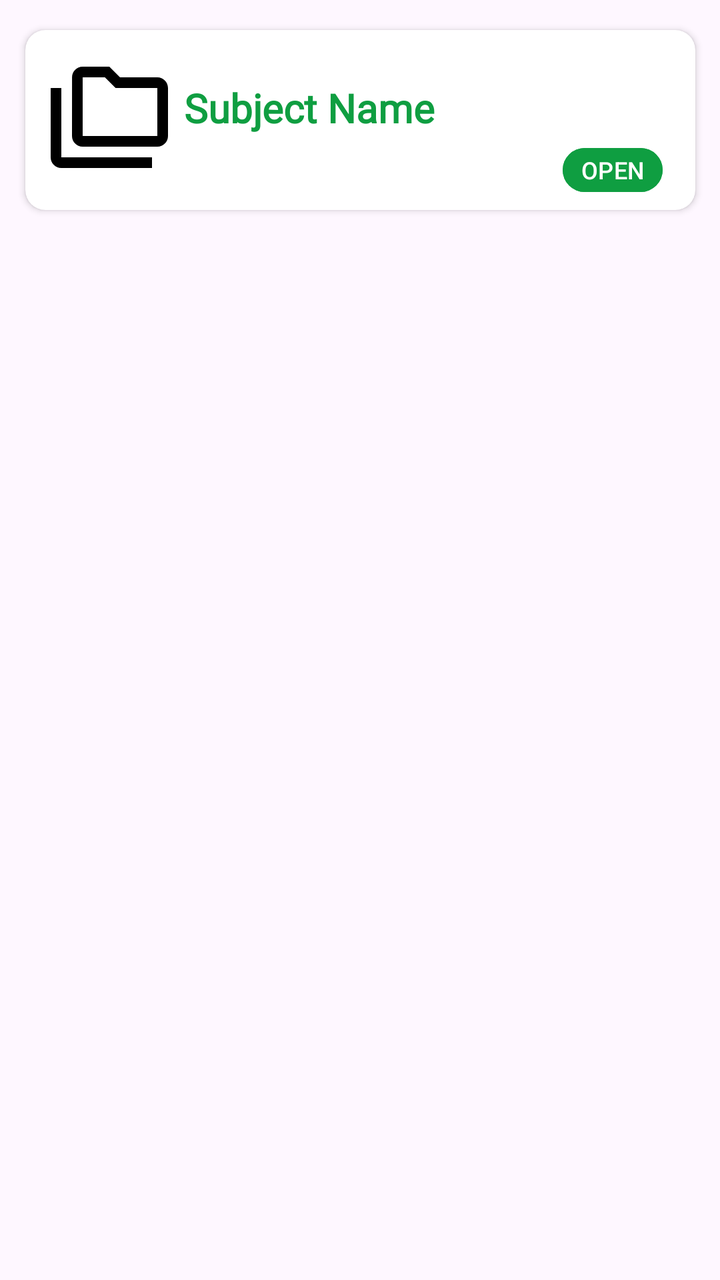
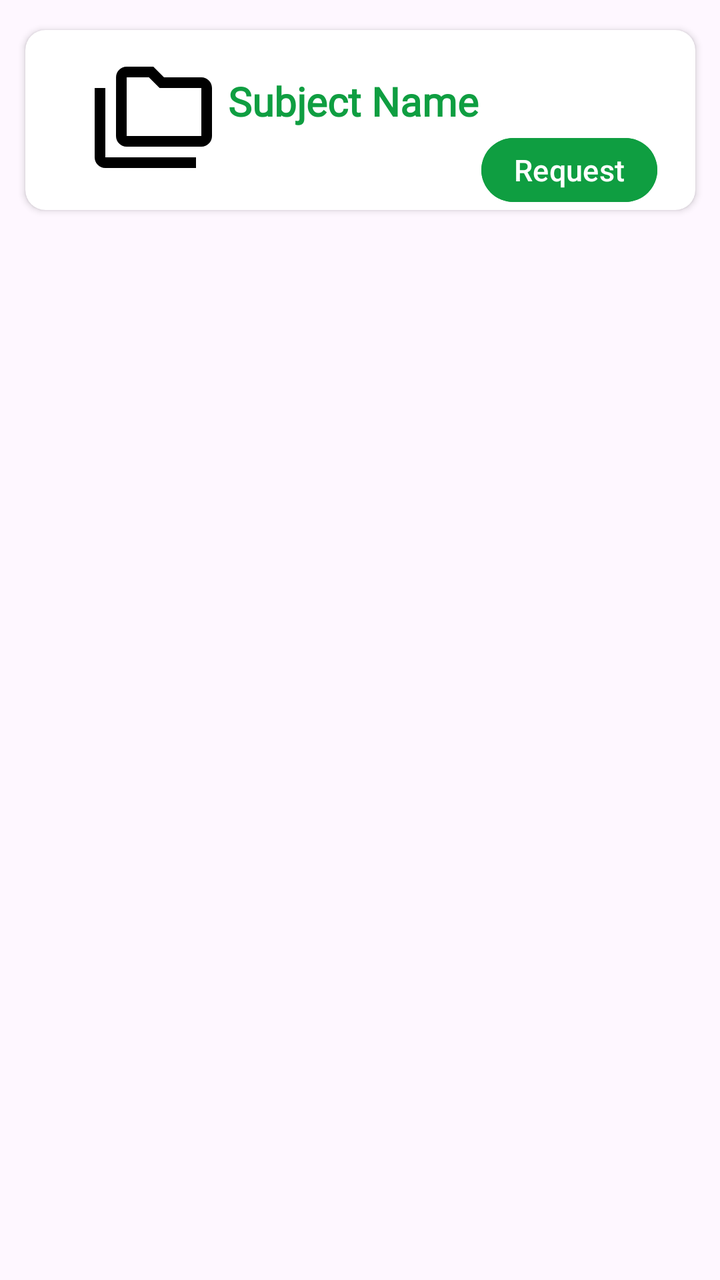

Compare the two renders of this Android layout. The source of the first and the diff that turns it into the second are given below.
<!-- AndroidManifest.xml: application theme Theme.LessonMaker -->
<!-- res/layout/teacher_recenet_courses.xml -->
<?xml version="1.0" encoding="utf-8"?>
<LinearLayout xmlns:android="http://schemas.android.com/apk/res/android"
    android:layout_width="wrap_content"
    android:layout_height="wrap_content"
    xmlns:app="http://schemas.android.com/apk/res-auto"
    android:scrollbars="vertical"
    android:fadeScrollbars="true"
    android:layout_marginStart="8dp">

        <androidx.constraintlayout.widget.ConstraintLayout
            android:layout_width="match_parent"
            android:layout_height="match_parent">

            <androidx.cardview.widget.CardView
                android:layout_width="335dp"
                android:layout_height="90dp"
                app:layout_constraintLeft_toLeftOf="parent"
                app:layout_constraintRight_toRightOf="parent"
                app:layout_constraintTop_toTopOf="parent"
                android:layout_marginTop="15dp"
                app:cardCornerRadius="10dp">


                <androidx.constraintlayout.widget.ConstraintLayout
                    android:layout_width="match_parent"
                    android:layout_height="match_parent">

                    <ImageView
                        android:contentDescription="@string/foldericon"
                        android:id="@+id/folderIcon"
                        app:layout_constraintLeft_toLeftOf="parent"
                        app:layout_constraintTop_toTopOf="parent"
                        app:layout_constraintBottom_toBottomOf="parent"
                        android:layout_marginStart="10dp"
                        android:layout_width="wrap_content"
                        android:layout_height="wrap_content"
                        android:src="@drawable/outline_folder_copy_128"/>

                    <TextView
                        android:id="@+id/subjectNames"
                        android:layout_width="wrap_content"
                        android:layout_height="wrap_content"
                        android:text="@string/subject_name"
                        android:layout_marginBottom="13dp"
                        android:textSize="20sp"
                        android:textStyle="bold"
                        android:textColor="@color/biitGreen"
                        app:layout_constraintBottom_toBottomOf="parent"
                        app:layout_constraintHorizontal_bias="0.040"
                        app:layout_constraintLeft_toRightOf="@+id/folderIcon"
                        app:layout_constraintRight_toRightOf="parent"
                        app:layout_constraintTop_toTopOf="parent"
                        app:layout_constraintVertical_bias="0.507"
                        android:fontFamily="@font/jost_extra_bold"/>

                    <Button

                        android:layout_width="50dp"
                        android:layout_height="30dp"
                        android:layout_marginTop="55dp"
                        android:autoSizeMaxTextSize="12sp"
                        android:autoSizeMinTextSize="8sp"
                        android:autoSizeStepGranularity="1sp"
                        android:autoSizeTextType="uniform"
                        android:backgroundTint="@color/biitGreen"
                        android:padding="0dp"
                        android:text="@string/open"
                        android:textAlignment="center"
                        android:textColor="@color/white"
                        android:textSize="12sp"
                        app:layout_constraintHorizontal_bias="0.943"
                        app:layout_constraintLeft_toLeftOf="parent"
                        app:layout_constraintRight_toRightOf="parent"
                        app:layout_constraintTop_toTopOf="parent" />

                </androidx.constraintlayout.widget.ConstraintLayout>


            </androidx.cardview.widget.CardView>


        </androidx.constraintlayout.widget.ConstraintLayout>

</LinearLayout>
<!-- resources referenced by this layout -->
<resources>
  <color name="biitGreen">#0F9E41</color>
  <color name="white">#FFFFFFFF</color>
  <!-- drawable outline_folder_copy_128 (drawable) -->
  <vector xmlns:android="http://schemas.android.com/apk/res/android"
      android:height="64dp"
      android:tint="#000000"
      android:viewportHeight="24"
      android:viewportWidth="24" android:width="64dp">
        
      <path android:fillColor="@android:color/white" android:pathData="M3,19h17v2H3c-1.1,0 -2,-0.9 -2,-2V6h2V19zM23,6v9c0,1.1 -0.9,2 -2,2H7c-1.1,0 -2,-0.9 -2,-2L5.01,4C5.01,2.9 5.9,2 7,2h5l2,2h7C22.1,4 23,4.9 23,6zM7,15h14V6h-7.83l-2,-2H7V15z"/>
      
  </vector>
  <string name="foldericon">folderIcon</string>
  <string name="open">OPEN</string>
  <string name="subject_name">Subject Name</string>
  <style name="Theme.LessonMaker" parent="Base.Theme.LessonMaker" />
  <style name="Base.Theme.LessonMaker" parent="Theme.Material3.DayNight.NoActionBar">
          
          
      </style>
</resources>

<!-- the commit's change to res/layout/teacher_recenet_courses.xml (unified diff, before → after) -->
@@ -1,11 +1,12 @@
 <?xml version="1.0" encoding="utf-8"?>
 <LinearLayout xmlns:android="http://schemas.android.com/apk/res/android"
-    android:layout_width="wrap_content"
+    android:layout_width="match_parent"
     android:layout_height="wrap_content"
     xmlns:app="http://schemas.android.com/apk/res-auto"
     android:scrollbars="vertical"
     android:fadeScrollbars="true"
-    android:layout_marginStart="8dp">
+    android:layout_marginStart="10dp"
+    android:layout_marginEnd="10dp">
 
         <androidx.constraintlayout.widget.ConstraintLayout
             android:layout_width="match_parent"
@@ -26,48 +27,50 @@
                     android:layout_height="match_parent">
 
                     <ImageView
-                        android:contentDescription="@string/foldericon"
                         android:id="@+id/folderIcon"
-                        app:layout_constraintLeft_toLeftOf="parent"
-                        app:layout_constraintTop_toTopOf="parent"
-                        app:layout_constraintBottom_toBottomOf="parent"
-                        android:layout_marginStart="10dp"
                         android:layout_width="wrap_content"
                         android:layout_height="wrap_content"
-                        android:src="@drawable/outline_folder_copy_128"/>
+                        android:layout_marginLeft="32dp"
+                        android:contentDescription="@string/foldericon"
+                        android:src="@drawable/outline_folder_copy_128"
+                        app:layout_constraintBottom_toBottomOf="parent"
+                        app:layout_constraintLeft_toLeftOf="parent"
+                        app:layout_constraintTop_toTopOf="parent" />
 
                     <TextView
                         android:id="@+id/subjectNames"
                         android:layout_width="wrap_content"
                         android:layout_height="wrap_content"
+                        android:layout_marginBottom="13dp"
+                        android:fontFamily="@font/jost_extra_bold"
                         android:text="@string/subject_name"
-                        android:layout_marginBottom="13dp"
+                        android:textColor="@color/biitGreen"
                         android:textSize="20sp"
                         android:textStyle="bold"
-                        android:textColor="@color/biitGreen"
                         app:layout_constraintBottom_toBottomOf="parent"
-                        app:layout_constraintHorizontal_bias="0.040"
+                        app:layout_constraintHorizontal_bias="0.047"
                         app:layout_constraintLeft_toRightOf="@+id/folderIcon"
                         app:layout_constraintRight_toRightOf="parent"
                         app:layout_constraintTop_toTopOf="parent"
-                        app:layout_constraintVertical_bias="0.507"
-                        android:fontFamily="@font/jost_extra_bold"/>
+                        app:layout_constraintVertical_bias="0.437" />
 
                     <Button
 
-                        android:layout_width="50dp"
-                        android:layout_height="30dp"
-                        android:layout_marginTop="55dp"
-                        android:autoSizeMaxTextSize="12sp"
+                        android:layout_width="wrap_content"
+                        android:layout_height="40dp"
+                        android:layout_marginTop="50dp"
+                        android:layout_marginStart="80dp"
+                        android:layout_marginEnd="10dp"
+                        android:autoSizeMaxTextSize="15sp"
                         android:autoSizeMinTextSize="8sp"
                         android:autoSizeStepGranularity="1sp"
                         android:autoSizeTextType="uniform"
                         android:backgroundTint="@color/biitGreen"
                         android:padding="0dp"
-                        android:text="@string/open"
+                        android:text="@string/requests"
                         android:textAlignment="center"
                         android:textColor="@color/white"
-                        android:textSize="12sp"
+                        android:textSize="15sp"
                         app:layout_constraintHorizontal_bias="0.943"
                         app:layout_constraintLeft_toLeftOf="parent"
                         app:layout_constraintRight_toRightOf="parent"
<!-- resource entries referenced after the edit -->
@@ -13,7 +13,7 @@
       
   </vector>
   <string name="foldericon">folderIcon</string>
-  <string name="open">OPEN</string>
+  <string name="requests">Request</string>
   <string name="subject_name">Subject Name</string>
   <style name="Theme.LessonMaker" parent="Base.Theme.LessonMaker" />
   <style name="Base.Theme.LessonMaker" parent="Theme.Material3.DayNight.NoActionBar">
